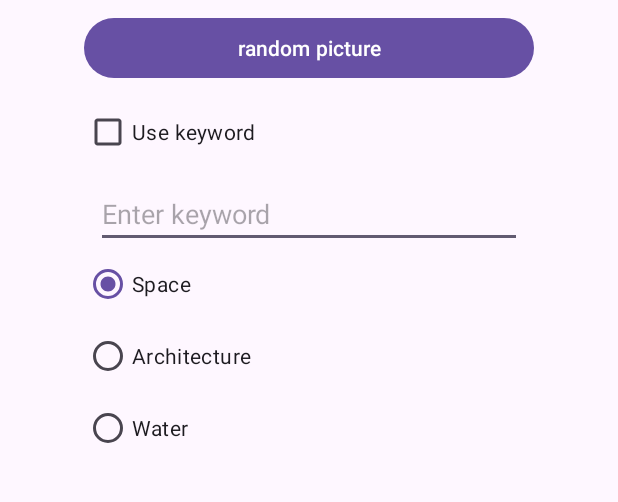
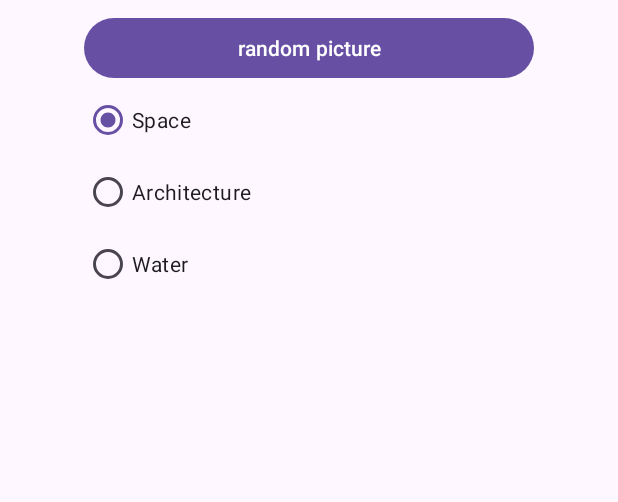
Before and after one commit to Gera-sim/TestUI, an Android app: the layout activity_main.xml on its own in the app's theme, with its tools: preview values and no code run, on a phone screen of 412 x 824 dp, the part 530-1032 px from its top. Run offline under Robolectric (Android 15) with nearby library versions, the phone set to English and light mode, and no system bars.

Commit message:
Как-то так 3

```diff
--- a/app/src/main/java/com/example/testui/MainActivity.kt
+++ b/app/src/main/java/com/example/testui/MainActivity.kt
@@ -26,12 +26,11 @@ class MainActivity : AppCompatActivity() {
         setContentView(binding.root)
 
 
-        binding.Button.setOnClickListener{ onGetRandomImagePressed()}
+        binding.Button.setOnClickListener { onGetRandomImagePressed() }
 
-         }
+    }
 
-    private fun onGetRandomImagePressed():Boolean {
-
+    private fun onGetRandomImagePressed(): Boolean {
         val checkedId = binding.RadioGroup.checkedRadioButtonId
         val keyword = binding.RadioGroup.findViewById<RadioButton>(checkedId).text.toString()
         val encodedKeyword = URLEncoder.encode(keyword, StandardCharsets.UTF_8.name())
@@ -41,11 +40,7 @@ class MainActivity : AppCompatActivity() {
             .diskCacheStrategy(DiskCacheStrategy.NONE)
             .placeholder(R.drawable.kandinsky_almond)
             .into(binding.ImageView)
+        return false
     }
 
-
-
-    }
-
-
-    }
+}
--- a/app/src/main/res/layout/activity_main.xml
+++ b/app/src/main/res/layout/activity_main.xml
@@ -47,39 +47,12 @@
         android:layout_marginTop="8dp"
         />
 
-    <CheckBox
-        android:id="@+id/CheckBox"
-        android:layout_width="wrap_content"
-        android:layout_height="wrap_content"
-        android:text="Use keyword"
-        android:layout_marginTop="8dp"
-        app:layout_constraintTop_toBottomOf="@id/Button"
-        app:layout_constraintStart_toStartOf="@id/ImageView"
 
-        />
-
-
-    <EditText
-        android:id="@+id/EditText"
-        android:layout_width="0dp"
-        android:layout_height="wrap_content"
-        android:layout_margin="8dp"
-        app:layout_constraintTop_toBottomOf="@id/CheckBox"
-        app:layout_constraintStart_toStartOf="@id/ImageView"
-        app:layout_constraintEnd_toEndOf="@id/ImageView"
-        android:maxLines="1"
-        android:importantForAutofill="no"
-        app:ImeOptions="actionSearch"
-        android:autofillHints="no"
-        android:inputType="text"
-        android:hint="Enter keyword"
-        android:imeOptions="actionSearch"
-        />
     <RadioGroup
         android:id="@+id/RadioGroup"
         android:layout_width="0dp"
         android:layout_height="wrap_content"
-        app:layout_constraintTop_toBottomOf="@id/EditText"
+        app:layout_constraintTop_toBottomOf="@id/Button"
         app:layout_constraintStart_toStartOf="@id/ImageView"
         app:layout_constraintEnd_toEndOf="@id/ImageView"
         android:checkedButton="@id/spaceRadioButton"
```
